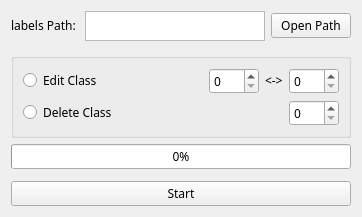
Qt form convert_ui.ui (Oh-JongJin/Yolo_DatasetLableEditor) before a commit.
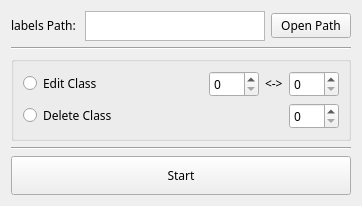
The same form after that commit.

Commit message: Delete progress bar

Patch:
```diff
--- a/convert_ui.ui
+++ b/convert_ui.ui
@@ -217,13 +217,6 @@
      </layout>
     </widget>
    </item>
-   <item>
-    <widget class="QProgressBar" name="progressBar">
-     <property name="value">
-      <number>0</number>
-     </property>
-    </widget>
-   </item>
    <item>
     <widget class="Line" name="line_2">
      <property name="sizePolicy">
```
The commit also changes 2 other files.
